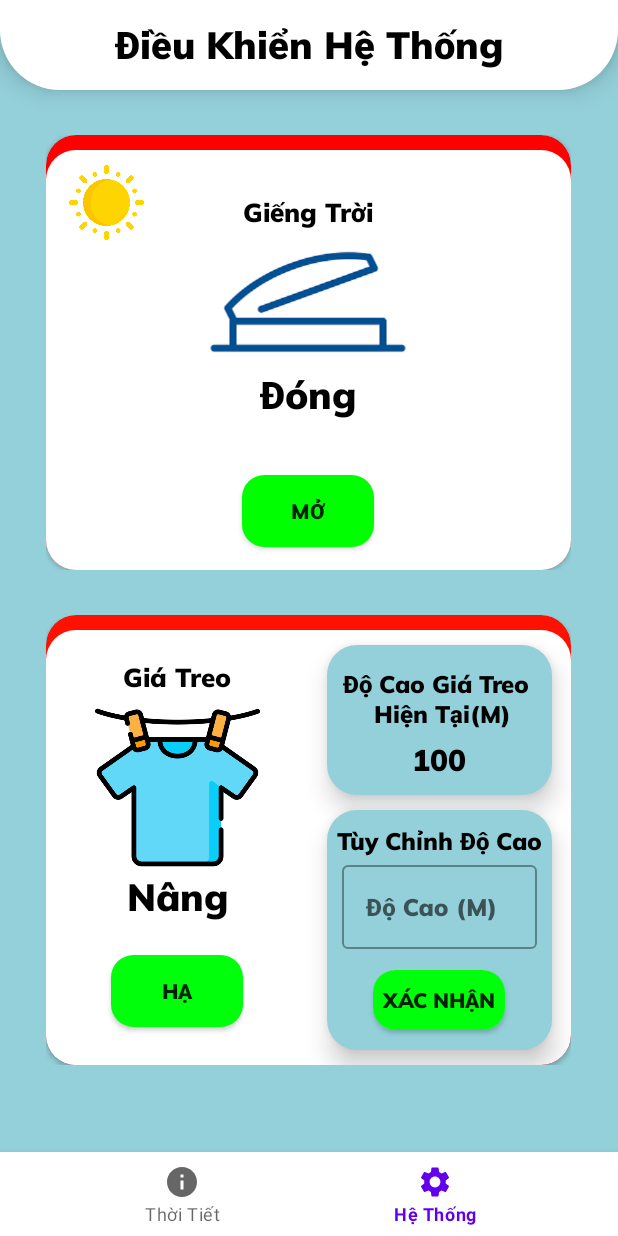
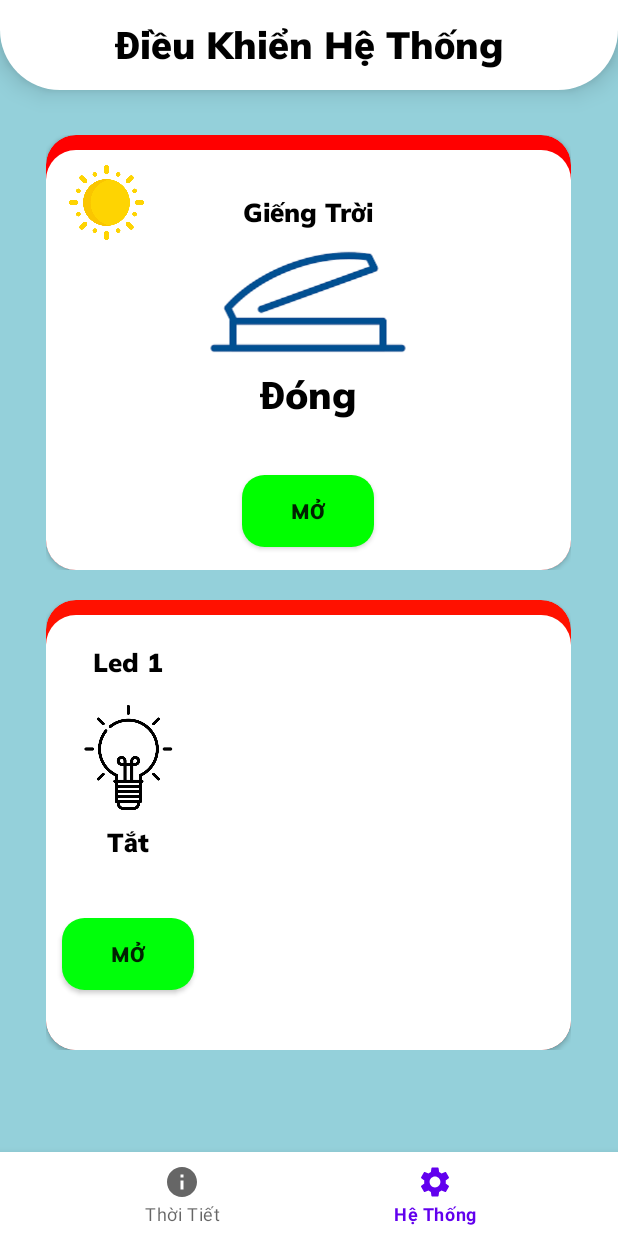
Before and after one commit to DangThaiHoa/HomeControl-With-ESP82666, an Android app: the screen it shows after launch (MainActivity), item 2 of the bottom bar chosen, on a phone screen of 412 x 824 dp. Run offline under Robolectric (Android 15) with nearby library versions, the phone set to English and light mode, and no system bars; our stand-ins replace Firebase (no records; nobody signed in at launch, a user with empty details on screens opened directly); 17 statements that could not run were skipped.

Commit message:
Add : LED

```diff
--- a/app/src/main/java/com/example/homecontrol/ControlFragment.java
+++ b/app/src/main/java/com/example/homecontrol/ControlFragment.java
@@ -83,6 +83,9 @@ public class ControlFragment extends Fragment {
                              Bundle savedInstanceState) {
         // Inflate the layout for this fragment
         View view = inflater.inflate(R.layout.fragment_control, container, false);
+
+        final ProgessLoading progessLoading = new ProgessLoading(getActivity());
+
         OpenCloseRoof = view.findViewById(R.id.btnOpenCloseRoof);
         roof = view.findViewById(R.id.textRoof);
         weaControl = view.findViewById(R.id.weatherControl);
@@ -128,6 +131,14 @@ public class ControlFragment extends Fragment {
             @Override
             public void onClick(View view) {
                 refAngleServo.setValue(AngleCur);
+                progessLoading.show();
+                Handler handler = new Handler();
+                handler.postDelayed(new Runnable() {
+                    @Override
+                    public void run() {
+                        progessLoading.dismiss();
+                    }
+                },3000);
             }
         });
 
--- /dev/null
+++ b/app/src/main/java/com/example/homecontrol/ProgessLoading.java
@@ -0,0 +1,22 @@
+package com.example.homecontrol;
+
+import android.app.Dialog;
+import android.content.Context;
+import android.view.LayoutInflater;
+import android.view.View;
+
+import androidx.annotation.NonNull;
+
+public class ProgessLoading extends Dialog {
+
+    public ProgessLoading(@NonNull Context context){
+        super(context);
+
+        setTitle(null);
+        setCancelable(false);
+        setOnCancelListener(null);
+        View view = LayoutInflater.from(context).inflate(R.layout.custom_loading_dialog,null);
+        setContentView(view);
+
+    }
+}
--- /dev/null
+++ b/app/src/main/res/layout/custom_loading_dialog.xml
@@ -0,0 +1,24 @@
+<?xml version="1.0" encoding="utf-8"?>
+<LinearLayout xmlns:android="http://schemas.android.com/apk/res/android"
+    xmlns:app="http://schemas.android.com/apk/res-auto"
+    android:layout_width="match_parent"
+    android:layout_height="match_parent"
+    android:orientation="vertical"
+    android:gravity="center"
+    android:padding="10dp">
+
+    <ProgressBar
+        android:id="@+id/progressBar"
+        style="?android:progressBarStyle"
+        android:layout_width="wrap_content"
+        android:layout_height="wrap_content"/>
+
+    <TextView
+        android:layout_width="wrap_content"
+        android:layout_height="wrap_content"
+        android:fontFamily="@font/muli_black"
+        android:text="Vui Lòng Đợi..."
+        android:textSize="18sp" />
+
+
+</LinearLayout>
--- a/app/src/main/res/layout/fragment_control.xml
+++ b/app/src/main/res/layout/fragment_control.xml
@@ -125,7 +125,7 @@
             <RelativeLayout
                 android:layout_width="wrap_content"
                 android:layout_height="wrap_content"
-                android:layout_marginTop="30dp">
+                android:layout_marginTop="20dp">
 
                 <androidx.cardview.widget.CardView
                     android:layout_width="350dp"
@@ -141,38 +141,41 @@
                         android:layout_marginTop="10dp">
 
                         <RelativeLayout
-                            android:layout_width="175dp"
+                            android:layout_width="110dp"
                             android:layout_height="290dp"
                             android:background="@drawable/card"
-                            android:layout_marginTop="10dp">
+                            android:layout_marginTop="10dp"
+                            android:layout_alignParentStart="true">
 
                             <TextView
                                 android:layout_width="wrap_content"
                                 android:layout_height="wrap_content"
-                                android:fontFamily="@font/muli_black"
-                                android:text="Nâng"
-                                android:textColor="@color/black"
-                                android:textSize="25sp"
-                                android:layout_centerHorizontal="true"
-                                android:layout_alignParentBottom="true"
-                                android:layout_marginBottom="95dp"/>
-
-                            <ImageView
-                                android:layout_width="175dp"
-                                android:layout_height="130dp"
-                                android:src="@drawable/hanging"
-                                android:padding="10dp"
-                                android:layout_marginTop="30dp"/>
-
-                            <TextView
-                                android:layout_width="wrap_content"
-                                android:layout_height="wrap_content"
-                                android:text="Giá Treo"
+                                android:text="Led 1"
                                 android:fontFamily="@font/muli_black"
                                 android:textSize="17sp"
                                 android:textColor="@color/black"
                                 android:layout_centerHorizontal="true"
                                 android:layout_marginTop="10dp"/>
+
+                            <ImageView
+                                android:id="@+id/imageLed1"
+                                android:layout_width="70dp"
+                                android:layout_height="70dp"
+                                android:src="@drawable/lamp_off"
+                                android:layout_centerHorizontal="true"
+                                android:layout_marginTop="50dp"/>
+
+                            <TextView
+                                android:id="@+id/textLed1"
+                                android:layout_width="wrap_content"
+                                android:layout_height="wrap_content"
+                                android:text="Tắt"
+                                android:fontFamily="@font/muli_black"
+                                android:textSize="17sp"
+                                android:textColor="@color/black"
+                                android:layout_centerHorizontal="true"
+                                android:layout_marginTop="10dp"
+                                android:layout_below="@+id/imageLed1"/>
 
                             <androidx.cardview.widget.CardView
                                 android:layout_width="wrap_content"
@@ -181,12 +184,13 @@
                                 app:cardCornerRadius="15dp"
                                 android:layout_centerHorizontal="true"
                                 android:layout_alignParentBottom="true"
-                                android:layout_marginBottom="25dp">
+                                android:layout_marginBottom="40dp">
 
                                 <androidx.appcompat.widget.AppCompatButton
+                                    android:id="@+id/btnLed1"
                                     android:layout_width="wrap_content"
                                     android:layout_height="wrap_content"
-                                    android:text="Hạ"
+                                    android:text="Mở"
                                     android:fontFamily="@font/muli_black"
                                     android:background="@color/green" />
 
@@ -195,109 +199,29 @@
                         </RelativeLayout>
 
                         <RelativeLayout
-                            android:layout_width="175dp"
+                            android:layout_width="110dp"
                             android:layout_height="290dp"
-                            android:layout_alignParentRight="true">
+                            android:background="@drawable/card"
+                            android:layout_marginTop="10dp"
+                            android:layout_centerHorizontal="true">
 
-                            <RelativeLayout
-                                android:layout_width="150dp"
-                                android:layout_height="100dp"
-                                android:background="@drawable/card_in_card"
-                                android:elevation="10dp"
-                                android:layout_centerHorizontal="true"
-                                android:layout_marginTop="10dp">
 
-                                <TextView
-                                    android:layout_width="wrap_content"
-                                    android:layout_height="wrap_content"
-                                    android:text="Độ Cao Giá Treo \n Hiện Tại(M)"
-                                    android:fontFamily="@font/muli_black"
-                                    android:textSize="16sp"
-                                    android:layout_marginTop="15dp"
-                                    android:textColor="@color/black"
-                                    android:textAlignment="center"
-                                    android:layout_centerHorizontal="true"/>
-
-                                <TextView
-                                    android:layout_width="wrap_content"
-                                    android:layout_height="wrap_content"
-                                    android:text="100"
-                                    android:fontFamily="@font/muli_black"
-                                    android:textSize="20sp"
-                                    android:textColor="@color/black"
-                                    android:textAlignment="center"
-                                    android:layout_marginBottom="10dp"
-                                    android:layout_centerHorizontal="true"
-                                    android:layout_alignParentBottom="true"/>
 
                         </RelativeLayout>
 
                         <RelativeLayout
-                                android:layout_width="150dp"
-                                android:layout_height="160dp"
-                                android:background="@drawable/card_in_card"
-                                android:elevation="10dp"
-                                android:layout_centerHorizontal="true"
-                                android:layout_alignParentBottom="true"
-                                android:layout_marginBottom="10dp">
+                            android:layout_width="110dp"
+                            android:layout_height="290dp"
+                            android:background="@drawable/card"
+                            android:layout_marginTop="10dp"
+                            android:layout_alignParentEnd="true">
 
-                                <TextView
-                                    android:layout_width="wrap_content"
-                                    android:layout_height="wrap_content"
-                                    android:text="Tùy Chỉnh Độ Cao"
-                                    android:fontFamily="@font/muli_black"
-                                    android:textSize="16sp"
-                                    android:layout_marginTop="10dp"
-                                    android:textColor="@color/black"
-                                    android:textAlignment="center"
-                                    android:layout_centerHorizontal="true"/>
-
-                                <com.google.android.material.textfield.TextInputLayout
-                                    style="@style/Widget.MaterialComponents.TextInputLayout.OutlinedBox"
-                                    android:layout_width="match_parent"
-                                    android:layout_height="wrap_content"
-                                    android:hint="Độ Cao (M)"
-                                    app:boxStrokeWidthFocused="2dp"
-                                    app:endIconMode="clear_text"
-                                    android:layout_marginTop="21dp"
-                                    android:padding="10dp">
-
-                                    <com.google.android.material.textfield.TextInputEditText
-                                        android:id="@+id/docao"
-                                        android:layout_width="match_parent"
-                                        android:layout_height="match_parent"
-                                        android:fontFamily="@font/muli_black"
-                                        android:inputType="text"/>
-
-                                </com.google.android.material.textfield.TextInputLayout>
-
-                                <androidx.cardview.widget.CardView
-                                    android:layout_width="wrap_content"
-                                    android:layout_height="40dp"
-                                    android:elevation="10dp"
-                                    app:cardCornerRadius="15dp"
-                                    android:layout_centerHorizontal="true"
-                                    android:layout_alignParentBottom="true"
-                                    android:layout_marginBottom="13dp">
-
-                                    <androidx.appcompat.widget.AppCompatButton
-                                        android:id="@+id/button"
-                                        android:layout_width="wrap_content"
-                                        android:layout_height="wrap_content"
-                                        android:background="@color/green"
-                                        android:fontFamily="@font/muli_black"
-                                        android:text="Xác Nhận"
-                                        tools:ignore="To\uchTargetSizeCheck" />
-
-
-                                </androidx.cardview.widget.CardView>
 
 
                         </RelativeLayout>
 
                         </RelativeLayout>
 
-                    </RelativeLayout>
                 </androidx.cardview.widget.CardView>
             </RelativeLayout>
 
```
Also changed, not shown: app/src/main/res/drawable/lamp_off.png (added), app/src/main/res/drawable/lamp_on.png (added). Lines whose indentation alone changed are shown as unchanged.
